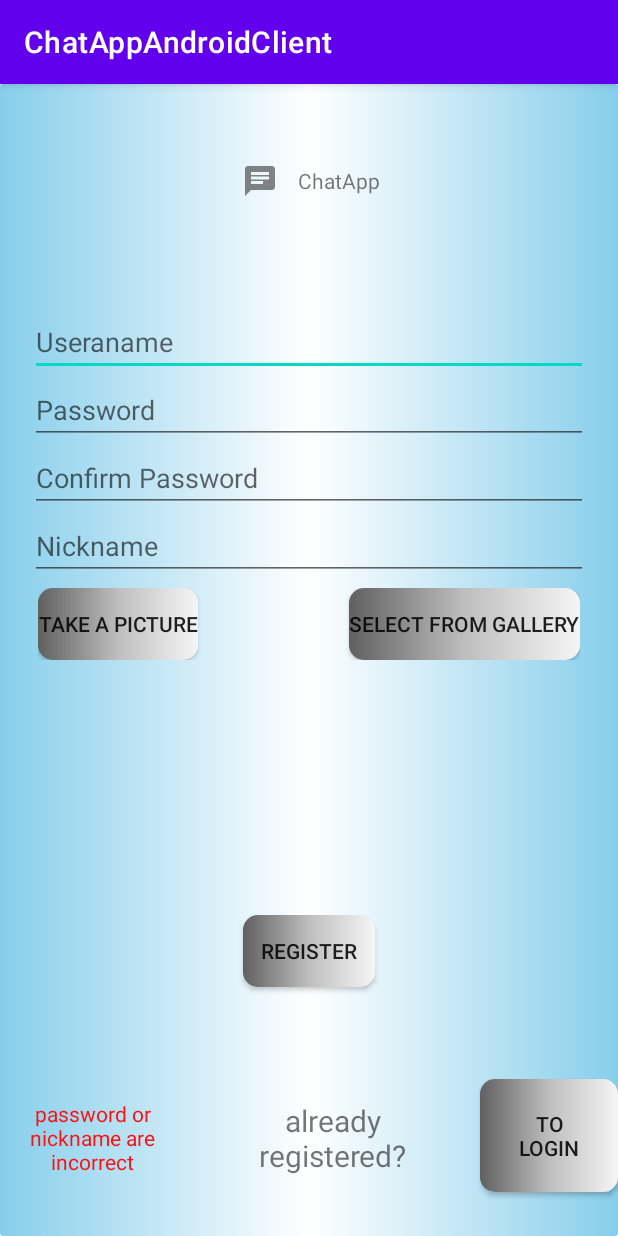
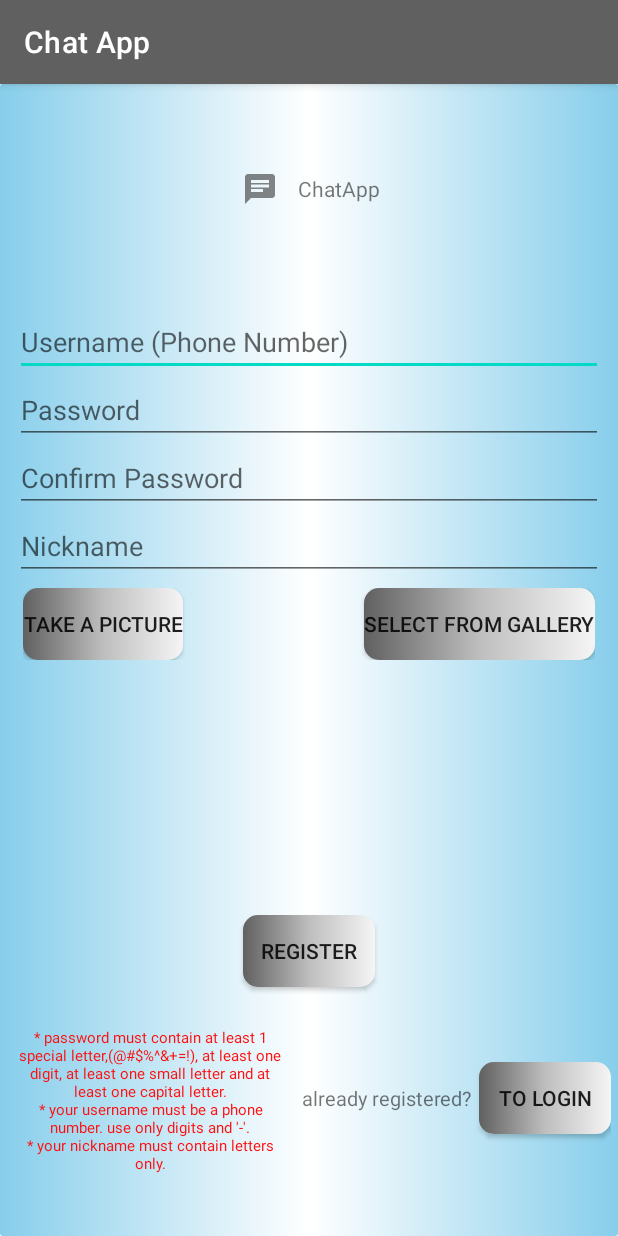
Before and after one commit to MatanShamir1/ChatAppAndroidClient, an Android app: the Register screen opened directly, with no data from a screen before it, after a tap on "REGISTER", on a phone screen of 412 x 824 dp. Run offline under Robolectric (Android 15) with nearby library versions, the phone set to English and light mode, and no system bars; our stand-ins replace Room's generated code.

Commit message:
added password checking, it didn't work

```diff
--- a/app/src/main/java/com/example/chatappandroidclient/Register.java
+++ b/app/src/main/java/com/example/chatappandroidclient/Register.java
@@ -3,6 +3,8 @@ package com.example.chatappandroidclient;
 import android.app.Activity;
 import android.content.Intent;
 import android.graphics.Bitmap;
+import android.graphics.Color;
+import android.graphics.drawable.ColorDrawable;
 import android.net.Uri;
 import android.os.Bundle;
 import android.provider.MediaStore;
@@ -11,6 +13,7 @@ import android.widget.Button;
 import android.widget.ImageView;
 import android.widget.TextView;
 
+import androidx.appcompat.app.ActionBar;
 import androidx.appcompat.app.AppCompatActivity;
 import androidx.room.Room;
 
@@ -30,6 +33,16 @@ public class Register extends AppCompatActivity implements View.OnClickListener
     @Override
     protected void onCreate(Bundle savedInstanceState) {
         myApplication = new MyApplication();
+
+        //make the actionbar prettier
+        ActionBar actionBar = getSupportActionBar();
+        if (actionBar != null) {
+            actionBar.setTitle("Chat App");
+            actionBar.setIcon(R.drawable.ic_action_name);
+            ColorDrawable cd = new ColorDrawable(Color.parseColor("#606060"));
+            actionBar.setBackgroundDrawable(cd);
+        }
+
         db = Room.databaseBuilder(myApplication.context, ChatAppDB.class, "ChatsDB")
                 .allowMainThreadQueries()
                 .build();
@@ -59,10 +72,12 @@ public class Register extends AppCompatActivity implements View.OnClickListener
             TextView Username = findViewById(R.id.Username);
             String username = Username.getText().toString();
             TextView Password = findViewById(R.id.Password);
+            TextView Password_conf = findViewById(R.id.Password_conf);
             String password = Password.getText().toString();
+            String password2 = Password_conf.getText().toString();
             ApiContact apiContact = new ApiContact();
             User new_user = new User(username, password, nickName);
-            boolean flag = check_input(username, password, password, nickName);
+            boolean flag = check_input(username, password, password2, nickName);
             if (!flag) {
                 return;
             }
@@ -72,9 +87,8 @@ public class Register extends AppCompatActivity implements View.OnClickListener
     }
 
     public void connection() {
-        TextView text = (TextView) findViewById(R.id.visible);
+        TextView text = (TextView) findViewById(R.id.error_message);
         text.setText("connection lost");
-        text.setVisibility(View.VISIBLE);
     }
 
     public void response() {
@@ -91,26 +105,29 @@ public class Register extends AppCompatActivity implements View.OnClickListener
                 + "(?=.*[@#$%^&+=!])"
                 + "(?=\\S+$).{8,20}$";
         String regex2 = "^[0-9\\-]+$";
-        String s;
+        TextView text = (TextView) findViewById(R.id.error_message);
+        //set the text for the next check, if it already has errors from previous checks.
+        text.setText("");
         if (!password.equals(password2)) {
             flag = false;
-            TextView text = (TextView) findViewById(R.id.visible);
-            text.setVisibility(View.VISIBLE);
+            String newText = text.getText().toString() + "* password doesn't match confirm password.\n";
+            text.setText(newText);
         }
         if (!password.matches(regex)){
             flag = false;
-            TextView text = (TextView) findViewById(R.id.visible);
-            text.setVisibility(View.VISIBLE);
+            String newText = text.getText().toString() + "* password must contain at least 1 special letter," +
+                    "(@#$%^&+=!), at least one digit, at least one small letter and at least one capital letter.\n";
+            text.setText(newText);
         }
         if (!userName.matches(regex2)) {
             flag = false;
-            TextView text = (TextView) findViewById(R.id.visible);
-            text.setVisibility(View.VISIBLE);
+            String newText = text.getText().toString() + "* your username must be a phone number. use only digits and '-'.\n";
+            text.setText(newText);
         }
         if (!Nickname.matches("[a-zA-Z]+")) {
             flag = false;
-            TextView text = (TextView) findViewById(R.id.visible);
-            text.setVisibility(View.VISIBLE);
+            String newText = text.getText().toString() + "* your nickname must contain letters only.";
+            text.setText(newText);
         }
         return flag;
     }
--- a/app/src/main/res/layout/activity_register.xml
+++ b/app/src/main/res/layout/activity_register.xml
@@ -13,7 +13,7 @@
         android:layout_width="match_parent"
         android:layout_height="wrap_content"
         android:orientation="vertical"
-        android:padding="20dp"
+        android:padding="10dp"
         app:layout_constraintBottom_toBottomOf="parent"
         app:layout_constraintTop_toTopOf="parent"
         app:layout_constraintVertical_bias="0.498"
@@ -24,7 +24,7 @@
             android:layout_width="match_parent"
             android:layout_height="match_parent"
             android:autofillHints=""
-            android:hint="@string/login_etUsername"
+            android:hint="@string/username_phone_number"
             android:inputType="textPersonName" />
 
         <EditText
@@ -36,6 +36,7 @@
             android:inputType="textPassword" />
 
         <EditText
+            android:id="@+id/Password_conf"
             android:layout_width="match_parent"
             android:layout_height="wrap_content"
             android:autofillHints=""
@@ -158,32 +159,31 @@
         app:layout_constraintTop_toBottomOf="@+id/linearLayout">
 
         <TextView
-            android:id="@+id/visible"
-            android:layout_width="123dp"
-            android:layout_height="match_parent"
+            android:id="@+id/error_message"
+            android:layout_width="190dp"
+            android:layout_height="140dp"
+            android:layout_marginBottom="40dp"
             android:textColor="@color/red"
             android:gravity="center"
+            android:textSize="10sp"
             android:padding="5dp"
-            android:text="@string/password_or_nickname_are_incorrect"
-            android:textAlignment="center"
-            android:visibility="invisible" />
+            android:text=""
+            android:textAlignment="center" />
         <TextView
             android:id="@+id/textView3"
             android:layout_width="wrap_content"
             android:layout_height="wrap_content"
-            android:layout_weight="1"
-            android:padding="20dp"
+            android:padding="5dp"
             android:text="@string/already_registered"
             android:textAlignment="center"
-            android:textSize="20sp" />
+            android:textSize="13sp" />
 
         <androidx.appcompat.widget.AppCompatButton
             android:id="@+id/btnToLogin"
             android:background="@drawable/button_background"
             android:layout_width="wrap_content"
             android:layout_height="wrap_content"
-            android:layout_weight="1"
-            android:padding="20dp"
+            android:padding="5dp"
             android:text="@string/to_login" />
     </LinearLayout>
 
--- a/app/src/main/res/values/strings.xml
+++ b/app/src/main/res/values/strings.xml
@@ -32,4 +32,5 @@
     <string name="edit_profile_picture_from_camera">edit profile picture (from camera)</string>
     <string name="saved_changes_successfully">Saved changes successfully</string>
     <string name="enter_server_address_here">Enter server address here</string>
+    <string name="username_phone_number">Username (Phone Number)</string>
 </resources>
```
Also changed, not shown: app/src/main/java/com/example/chatappandroidclient/AddContact.java (+13 -0 lines), app/src/main/java/com/example/chatappandroidclient/Contacts.java (+13 -0 lines), app/src/main/java/com/example/chatappandroidclient/MessagesList.java (+13 -0 lines), app/src/main/java/com/example/chatappandroidclient/Settings.java (+12 -0 lines).
